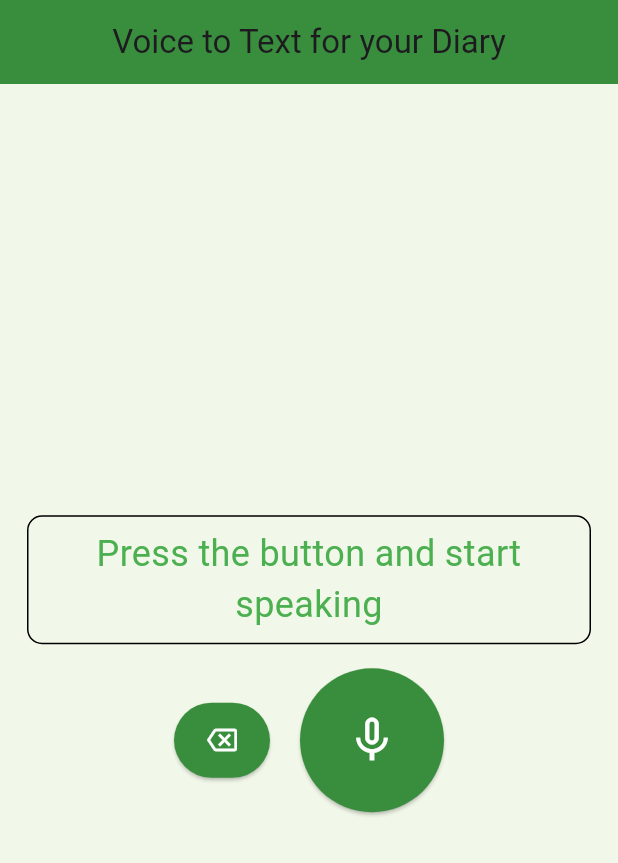
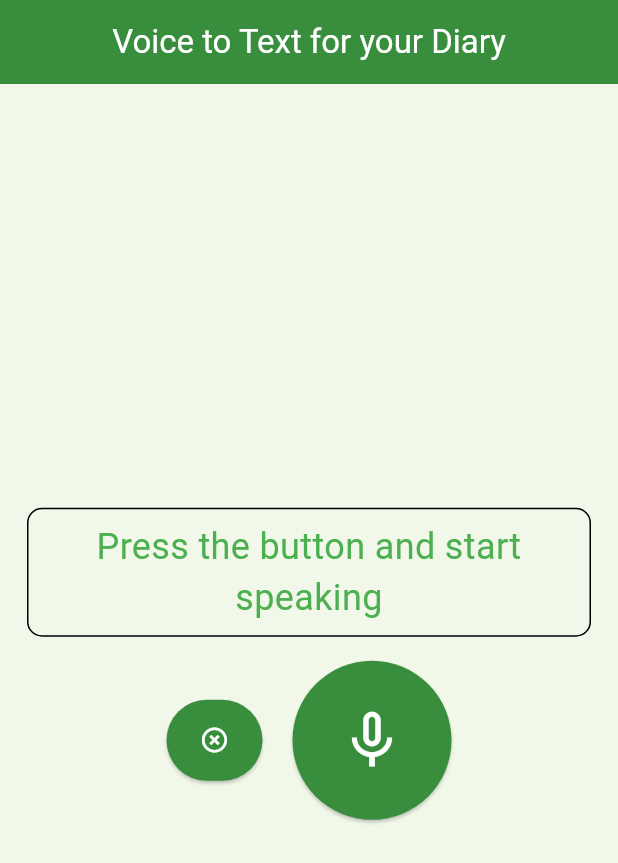
Before and after one commit to GiacomoVerdicchio/DiaryVoice, a Flutter app: the screen it shows after launch, on a phone screen of 412 x 824 dp. Shown: the top 863 px of the screen. Run offline on Flutter 3.47's test engine with Material 3 defaults, Android fonts, the phone set to English and light mode, and no system bars; our stand-ins replace speech_to_text.

Commit message:
Modified appBar white and modified icon for removing the text

```diff
--- a/lib/main.dart
+++ b/lib/main.dart
@@ -17,6 +17,7 @@ class MainApp extends StatelessWidget {
         scaffoldBackgroundColor: Colors.lightGreen[50],
         appBarTheme: AppBarTheme(
           backgroundColor: Colors.green[700],
+          titleTextStyle: TextStyle(color: Colors.white, fontSize: 22),
         ),
         textTheme: const TextTheme(
           bodyMedium: TextStyle(color: Colors.green),
@@ -156,11 +157,11 @@ class _SpeechToTextScreenState extends State<SpeechToTextScreen> {
                         style: ElevatedButton.styleFrom(
                           backgroundColor: Colors.green[700],
                           padding: const EdgeInsets.symmetric(
-                              horizontal: 15, vertical: 15),
-                          textStyle: const TextStyle(fontSize: 24),
+                              horizontal: 17, vertical: 17),
+                          textStyle: const TextStyle(fontSize: 10),
                         ),
                         child: const Icon(
-                          Icons.backspace_outlined,
+                          Icons.highlight_remove,
                           size: 20,
                           color: Colors.white,
                         ),
@@ -176,7 +177,7 @@ class _SpeechToTextScreenState extends State<SpeechToTextScreen> {
                         ),
                         child: Icon(
                           _isListening ? Icons.mic : Icons.mic_none,
-                          size: 36,
+                          size: 46,
                           color: Colors.white,
                         ),
                       ),
```
